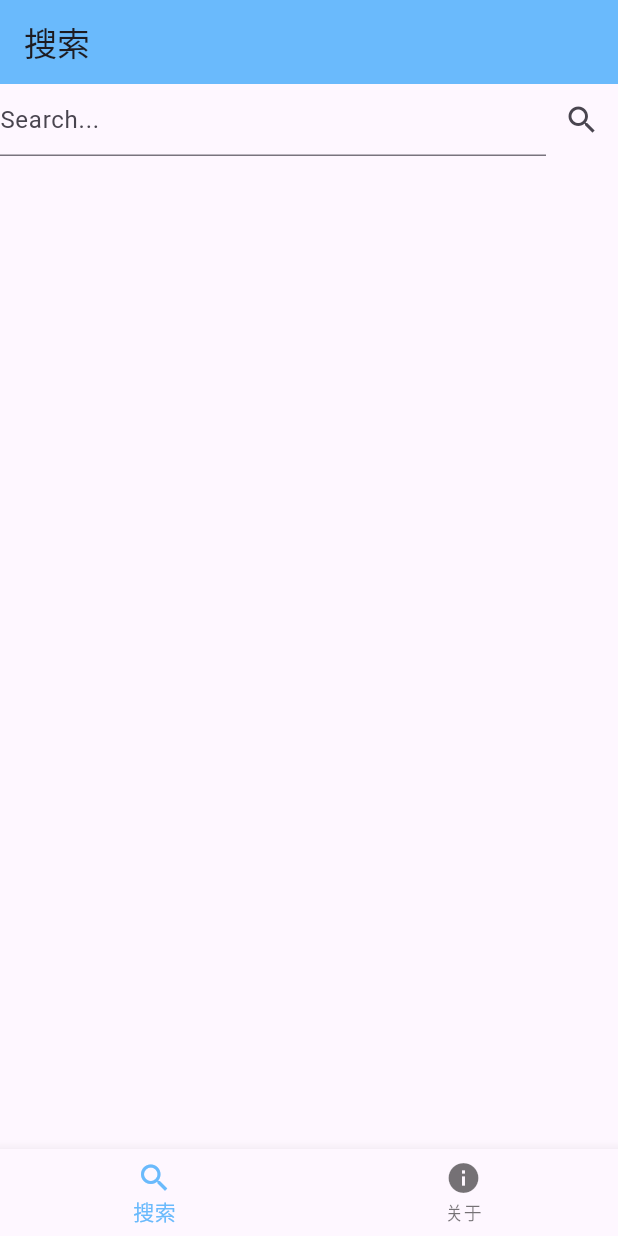
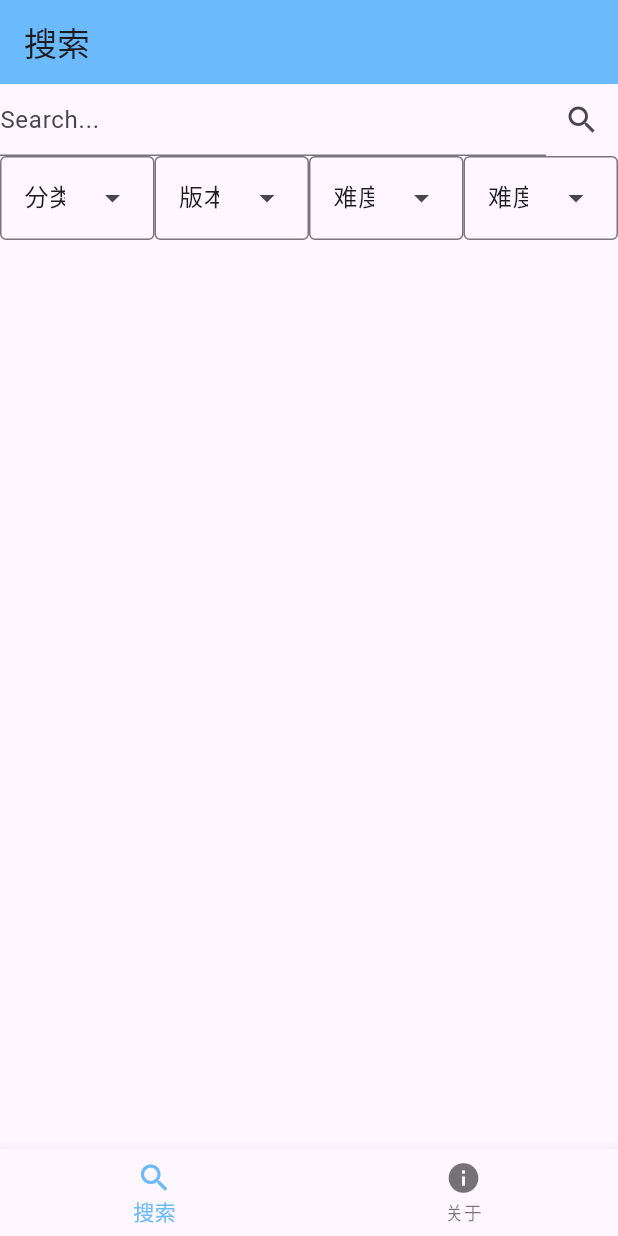
Before and after one commit to k4641321/chusearchsong_flutter, a Flutter app: the screen it shows after launch, after a tap on the "search" icon, on a phone screen of 412 x 824 dp. Run offline on Flutter 3.47's test engine with Material 3 defaults, Android fonts, the light colour scheme and no system bars.

Commit message:
搜索界面大致完成

```diff
--- a/lib/infopage.dart
+++ b/lib/infopage.dart
@@ -1,5 +1,4 @@
 import 'package:flutter/material.dart';
-import 'search.dart';
 
 class Info extends StatelessWidget {
   const Info({super.key});
@@ -8,13 +7,7 @@ class Info extends StatelessWidget {
   Widget build(BuildContext context) {
     return Center(
       child: Column(
-        children: [
-          Text('作者：k4641321', style: TextStyle(fontSize: 25)),
-          TextButton(
-            onPressed: () => search('B', '', 10000),
-            child: Text('搜索'),
-          ),
-        ],
+        children: [Text('作者：k4641321', style: TextStyle(fontSize: 25))],
       ),
     );
   }
--- /dev/null
+++ b/lib/list.dart
@@ -0,0 +1,141 @@
+import 'package:flutter/material.dart';
+
+// 流派
+Widget buildGenreDropdownMenu({
+  String? initialSelection,
+  ValueChanged<String?>? onSelected,
+}) {
+  return DropdownMenu<String>(
+    initialSelection: initialSelection ?? '分类',
+    selectOnly: true,
+    onSelected: onSelected,
+    dropdownMenuEntries: const [
+      DropdownMenuEntry<String>(label: '分类', value: '-1'),
+      DropdownMenuEntry<String>(label: '流行 & 动漫', value: '0'),
+      DropdownMenuEntry<String>(label: 'niconico', value: '2'),
+      DropdownMenuEntry<String>(label: '东方Project', value: '3'),
+      DropdownMenuEntry<String>(label: '原创', value: '5'),
+      DropdownMenuEntry<String>(label: '其他游戏', value: '6'),
+      DropdownMenuEntry<String>(label: '彩绿', value: '7'),
+      DropdownMenuEntry<String>(label: '音击舞萌', value: '9'),
+    ],
+  );
+}
+
+// 版本
+Widget buildVersionDropdownMenu({
+  String? initialSelection,
+  ValueChanged<String?>? onSelected,
+}) {
+  return DropdownMenu<String>(
+    initialSelection: initialSelection ?? '-1',
+    selectOnly: true,
+    onSelected: onSelected,
+    dropdownMenuEntries: const [
+      DropdownMenuEntry<String>(label: '版本', value: '-1'),
+      DropdownMenuEntry<String>(label: 'CHUNITHM', value: '10000'),
+      DropdownMenuEntry<String>(label: 'CHUNITHM PLUS', value: '10500'),
+      DropdownMenuEntry<String>(label: 'CHUNITHM AIR', value: '11000'),
+      DropdownMenuEntry<String>(label: 'CHUNITHM AIR PLUS', value: '11500'),
+      DropdownMenuEntry<String>(label: 'CHUNITHM STAR', value: '12000'),
+      DropdownMenuEntry<String>(label: 'CHUNITHM STAR PLUS', value: '12500'),
+      DropdownMenuEntry<String>(label: 'CHUNITHM AMAZON', value: '13000'),
+      DropdownMenuEntry<String>(label: 'CHUNITHM AMAZON PLUS', value: '13500'),
+      DropdownMenuEntry<String>(label: 'CHUNITHM CRYSTAL', value: '14000'),
+      DropdownMenuEntry<String>(label: 'CHUNITHM CRYSTAL PLUS', value: '14500'),
+      DropdownMenuEntry<String>(label: 'CHUNITHM PARADISE', value: '15000'),
+      DropdownMenuEntry<String>(
+        label: 'CHUNITHM PARADISE LOST',
+        value: '15500',
+      ),
+      DropdownMenuEntry<String>(label: 'CHUNITHM NEW', value: '20000'),
+      DropdownMenuEntry<String>(label: 'CHUNITHM NEW PLUS', value: '20500'),
+      DropdownMenuEntry<String>(label: 'CHUNITHM SUN', value: '21000'),
+      DropdownMenuEntry<String>(label: 'CHUNITHM SUN PLUS', value: '21500'),
+      DropdownMenuEntry<String>(label: 'CHUNITHM LUMINOUS', value: '22000'),
+      DropdownMenuEntry<String>(
+        label: 'CHUNITHM LUMINOUS PLUS',
+        value: '22500',
+      ),
+      DropdownMenuEntry<String>(label: 'CHUNITHM VERSE', value: '23000'),
+    ],
+  );
+}
+
+// 难度下限
+Widget buildDifficultyDownDropdownMenu({
+  String? initialSelection,
+  ValueChanged<String?>? onSelected,
+}) {
+  return DropdownMenu<String>(
+    initialSelection: initialSelection ?? '-1',
+    selectOnly: false,
+    onSelected: onSelected,
+    dropdownMenuEntries: const [
+      DropdownMenuEntry<String>(label: '难度下限', value: '-1'),
+      DropdownMenuEntry<String>(label: '1', value: '1'),
+      DropdownMenuEntry<String>(label: '2', value: '2'),
+      DropdownMenuEntry<String>(label: '3', value: '3'),
+      DropdownMenuEntry<String>(label: '4', value: '4'),
+      DropdownMenuEntry<String>(label: '5', value: '5'),
+      DropdownMenuEntry<String>(label: '6', value: '6'),
+      DropdownMenuEntry<String>(label: '7', value: '7'),
+      DropdownMenuEntry<String>(label: '7+', value: '7.5'),
+      DropdownMenuEntry<String>(label: '8', value: '8'),
+      DropdownMenuEntry<String>(label: '8+', value: '8.5'),
+      DropdownMenuEntry<String>(label: '9', value: '9'),
+      DropdownMenuEntry<String>(label: '9+', value: '9.5'),
+      DropdownMenuEntry<String>(label: '10', value: '10'),
+      DropdownMenuEntry<String>(label: '10+', value: '10.5'),
+      DropdownMenuEntry<String>(label: '11', value: '11'),
+      DropdownMenuEntry<String>(label: '11+', value: '11.5'),
+      DropdownMenuEntry<String>(label: '12', value: '12'),
+      DropdownMenuEntry<String>(label: '12+', value: '12.5'),
+      DropdownMenuEntry<String>(label: '13', value: '13'),
+      DropdownMenuEntry<String>(label: '13+', value: '13.5'),
+      DropdownMenuEntry<String>(label: '14', value: '14'),
+      DropdownMenuEntry<String>(label: '14+', value: '14.5'),
+      DropdownMenuEntry<String>(label: '15', value: '15'),
+      DropdownMenuEntry<String>(label: '15+', value: '15.5'),
+    ],
+  );
+}
+
+// 难度上限
+Widget buildDifficultyUpDropdownMenu({
+  String? initialSelection,
+  ValueChanged<String?>? onSelected,
+}) {
+  return DropdownMenu<String>(
+    initialSelection: initialSelection ?? '-1',
+    selectOnly: true,
+    onSelected: onSelected,
+    dropdownMenuEntries: const [
+      DropdownMenuEntry<String>(label: '难度上限', value: '-1'),
+      DropdownMenuEntry<String>(label: '1', value: '1'),
+      DropdownMenuEntry<String>(label: '2', value: '2'),
+      DropdownMenuEntry<String>(label: '3', value: '3'),
+      DropdownMenuEntry<String>(label: '4', value: '4'),
+      DropdownMenuEntry<String>(label: '5', value: '5'),
+      DropdownMenuEntry<String>(label: '6', value: '6'),
+      DropdownMenuEntry<String>(label: '7', value: '7'),
+      DropdownMenuEntry<String>(label: '7+', value: '7.9'),
+      DropdownMenuEntry<String>(label: '8', value: '8'),
+      DropdownMenuEntry<String>(label: '8+', value: '8.9'),
+      DropdownMenuEntry<String>(label: '9', value: '9'),
+      DropdownMenuEntry<String>(label: '9+', value: '9.9'),
+      DropdownMenuEntry<String>(label: '10', value: '10'),
+      DropdownMenuEntry<String>(label: '10+', value: '10.9'),
+      DropdownMenuEntry<String>(label: '11', value: '11'),
+      DropdownMenuEntry<String>(label: '11+', value: '11.9'),
+      DropdownMenuEntry<String>(label: '12', value: '12'),
+      DropdownMenuEntry<String>(label: '12+', value: '12.9'),
+      DropdownMenuEntry<String>(label: '13', value: '13'),
+      DropdownMenuEntry<String>(label: '13+', value: '13.9'),
+      DropdownMenuEntry<String>(label: '14', value: '14'),
+      DropdownMenuEntry<String>(label: '14+', value: '14.9'),
+      DropdownMenuEntry<String>(label: '15', value: '15'),
+      DropdownMenuEntry<String>(label: '15+', value: '15.9'),
+    ],
+  );
+}
--- a/lib/search.dart
+++ b/lib/search.dart
@@ -1,12 +1,25 @@
 import 'dart:convert';
 import 'dart:developer';
+import 'package:flutter/material.dart';
 import 'package:flutter/services.dart';
 
-void search(String title, String genre, int version) async {
+Future<List<Widget>> search(
+  String title,
+  String genre,
+  String version,
+  String difficultydown,
+  String difficultyup,
+) async {
   // 注意：main 函数需加 async
   String jsonString = await rootBundle.loadString('res/list.json');
   Map<String, dynamic> songData = json.decode(jsonString);
   List<dynamic> songresult = [];
+
+  for (var i in songData['genres']) {
+    if (i['id'] == genre) {
+      genre = i['genre'];
+    }
+  }
   //初步筛选
   for (var i in songData['songs']) {
     if (i['title'].toLowerCase().contains(title.toLowerCase())) {
@@ -14,7 +27,7 @@ void search(String title, String genre, int version) async {
     }
   }
   //筛选流派
-  if (genre == '') {
+  if (genre == '分类') {
     log('跳过流派');
   } else {
     List songresult2 = [];
@@ -26,7 +39,7 @@ void search(String title, String genre, int version) async {
     songresult = songresult2;
   }
   //筛选版本
-  if (version == 0) {
+  if (version == '-1') {
     log('跳过版本');
   } else {
     List songresult3 = [];
@@ -37,5 +50,11 @@ void search(String title, String genre, int version) async {
     }
     songresult = songresult3;
   }
+
+  List<Widget> songresultWidget = [];
+  for (var i in songresult) {
+    songresultWidget.add(Text(i['title']));
+  }
   print(songresult);
+  return songresultWidget;
 }
--- a/lib/searchpage.dart
+++ b/lib/searchpage.dart
@@ -1,4 +1,6 @@
 import 'package:flutter/material.dart';
+import 'list.dart';
+import 'search.dart';
 
 class SearchPage extends StatefulWidget {
   const SearchPage({super.key});
@@ -8,6 +10,54 @@ class SearchPage extends StatefulWidget {
 }
 
 class _SearchPageState extends State<SearchPage> {
+  String? selectedGenre = '-1';
+  String? selectedVersion = '-1';
+  String? selectedDifficultyDown = '-1';
+  String? selectedDifficultyUp = '-1';
+
+  List<Widget> searchResults = [];
+  // Future result;
+  final TextEditingController _searchController = TextEditingController();
+
+  // void addSearchResult(Widget result) {
+  //   setState(() {
+  //     searchResults.add(result);
+  //   });
+  // }
+
+  // void clearSearchResults() {
+  //   setState(() {
+  //     searchResults.clear();
+  //   });
+  // }
+
+  Future<void> _performSearch() async {
+    String searchTitle = _searchController.text;
+    String genre = selectedGenre ?? '-1';
+    String version = selectedVersion ?? '-1';
+    String difficultyDown = selectedDifficultyDown ?? '-1';
+    String difficultyUp = selectedDifficultyUp ?? '-1';
+
+    try {
+      // 使用 await 调用异步函数
+      List<Widget> results = await search(
+        searchTitle,
+        genre,
+        version,
+        difficultyDown,
+        difficultyUp,
+      );
+
+      // 更新状态
+      setState(() {
+        searchResults = results;
+      });
+    } catch (e) {
+      print('搜索错误: $e');
+      // 可以显示错误信息给用户
+    }
+  }
+
   @override
   Widget build(BuildContext context) {
     return Center(
@@ -17,18 +67,59 @@ class _SearchPageState extends State<SearchPage> {
             children: [
               Expanded(
                 child: TextField(
+                  controller: _searchController,
                   decoration: InputDecoration(hintText: 'Search...'),
                 ),
               ),
 
-              IconButton(
-                onPressed: () => print('test'),
-                icon: Icon(Icons.search),
+              IconButton(onPressed: _performSearch, icon: Icon(Icons.search)),
+            ],
+          ),
+          Row(
+            children: [
+              Expanded(
+                child: buildGenreDropdownMenu(
+                  initialSelection: selectedGenre,
+                  onSelected: (String? value) {
+                    setState(() {
+                      selectedGenre = value;
+                    });
+                  },
+                ),
+              ),
+              Expanded(
+                child: buildVersionDropdownMenu(
+                  initialSelection: selectedVersion,
+                  onSelected: (String? value) {
+                    setState(() {
+                      selectedVersion = value;
+                    });
+                  },
+                ),
+              ),
+              Expanded(
+                child: buildDifficultyDownDropdownMenu(
+                  initialSelection: selectedDifficultyDown,
+                  onSelected: (String? value) {
+                    setState(() {
+                      selectedDifficultyDown = value;
+                    });
+                  },
+                ),
+              ),
+              Expanded(
+                child: buildDifficultyUpDropdownMenu(
+                  initialSelection: selectedDifficultyUp,
+                  onSelected: (String? value) {
+                    setState(() {
+                      selectedDifficultyUp = value;
+                    });
+                  },
+                ),
               ),
             ],
           ),
-          // DropdownMenu<String>(dropdownMenuEntries: const Map(('title', 'Title'){'genre', 'Genre'}),
-          // )
+          Column(children: searchResults),
         ],
       ),
     );
```
